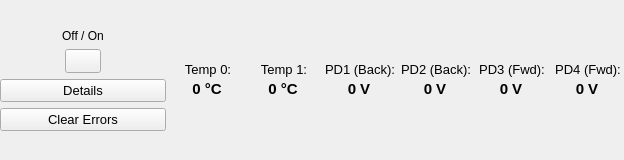
This is preamplifier_panel.ui in bulkanul/EVO_YFL_1064_GUI_coherent2 as Qt 5 draws it before an edit. The edited form follows.
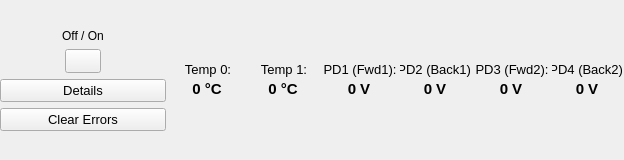
This is the edited form. Icons and pictures are not drawn.

Diff of the .ui file:
```diff
--- a/preamplifier_panel.ui
+++ b/preamplifier_panel.ui
@@ -235,7 +235,7 @@
             </font>
            </property>
            <property name="text">
-            <string>PD1 (Back):</string>
+            <string>PD1 (Fwd1):</string>
            </property>
            <property name="alignment">
             <set>Qt::AlignCenter</set>
@@ -326,7 +326,7 @@
             </font>
            </property>
            <property name="text">
-            <string>PD2 (Back):</string>
+            <string>PD2 (Back1):</string>
            </property>
            <property name="alignment">
             <set>Qt::AlignCenter</set>
@@ -383,7 +383,7 @@
             </font>
            </property>
            <property name="text">
-            <string>PD4 (Fwd):</string>
+            <string>PD4 (Back2):</string>
            </property>
            <property name="alignment">
             <set>Qt::AlignCenter</set>
@@ -453,7 +453,7 @@
             </font>
            </property>
            <property name="text">
-            <string>PD3 (Fwd):</string>
+            <string>PD3 (Fwd2):</string>
            </property>
            <property name="alignment">
             <set>Qt::AlignCenter</set>
```
Left out of the diff: 4 changed lines with no effect on the pictures.
